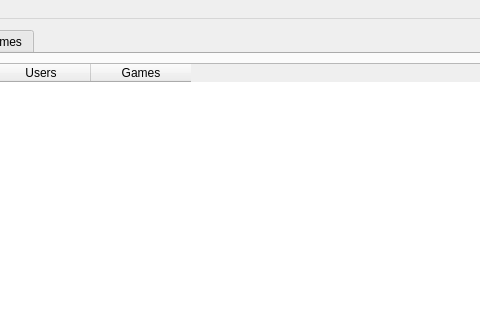
Above: netemu_ui/mainwindow.ui from fabsor/netemu before the change; both pictures show x 430 to 910 and y 0 to 320 of the 1122 by 706 pixel window. Below: the same form after it.
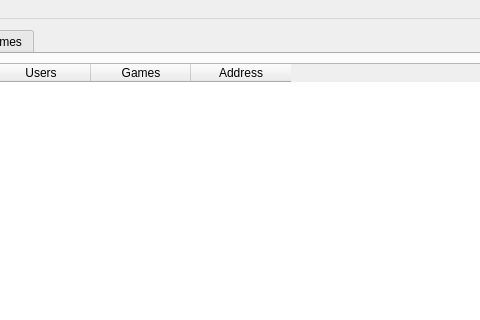
That is the form after the change. Icons and pictures are not drawn.

Patch:
```diff
--- a/netemu_ui/mainwindow.ui
+++ b/netemu_ui/mainwindow.ui
@@ -85,6 +85,11 @@
             <string>Games</string>
            </property>
           </column>
+          <column>
+           <property name="text">
+            <string>Address</string>
+           </property>
+          </column>
          </widget>
         </item>
         <item>
```
